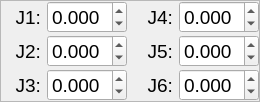
Above: src/ar3/src/ar3/ui/joint_controller.ui from kpdudek/Robotics before the change. Below: the same form after it.
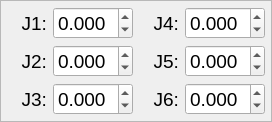
That is the form after the change.

The edit to the form file:
```diff
--- a/src/ar3/src/ar3/ui/joint_controller.ui
+++ b/src/ar3/src/ar3/ui/joint_controller.ui
@@ -6,8 +6,8 @@
    <rect>
     <x>0</x>
     <y>0</y>
-    <width>260</width>
-    <height>99</height>
+    <width>272</width>
+    <height>119</height>
    </rect>
   </property>
   <property name="sizePolicy">
@@ -51,19 +51,19 @@
      </property>
      <layout class="QGridLayout" name="gridLayout_2">
       <property name="leftMargin">
-       <number>0</number>
+       <number>6</number>
       </property>
       <property name="topMargin">
-       <number>0</number>
+       <number>6</number>
       </property>
       <property name="rightMargin">
-       <number>0</number>
+       <number>6</number>
       </property>
       <property name="bottomMargin">
-       <number>0</number>
+       <number>6</number>
       </property>
-      <property name="verticalSpacing">
-       <number>2</number>
+      <property name="spacing">
+       <number>6</number>
       </property>
       <item row="1" column="0">
        <widget class="QLabel" name="label_2">
```
